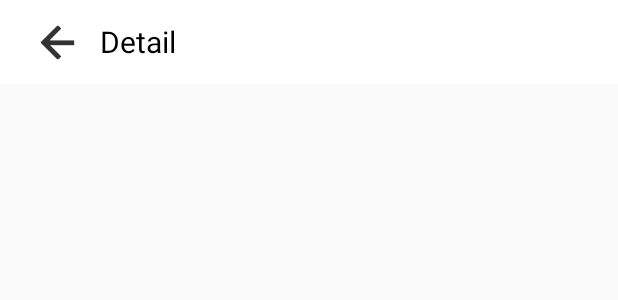
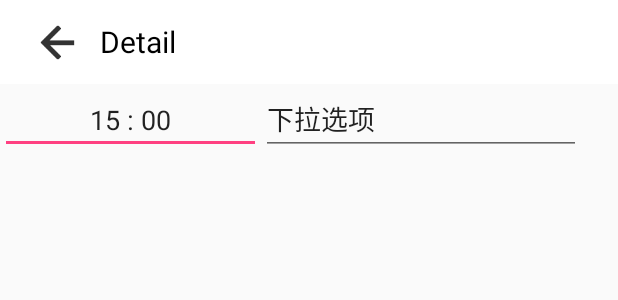
Before and after one commit to xuzhengyi1995/EG23_XU, an Android app: the layout activity_set_manuellement.xml on its own in the app's theme, with its tools: preview values and no code run, on a phone screen of 412 x 824 dp. Shown: the top 300 px of the screen. Run offline under Robolectric (Android 15) with nearby library versions, the phone set to English and light mode, and no system bars.

Commit message:
add little

```diff
--- a/app/src/main/res/layout/activity_set_manuellement.xml
+++ b/app/src/main/res/layout/activity_set_manuellement.xml
@@ -13,12 +13,42 @@
             app:layout_constraintBottom_toBottomOf="parent"
             app:layout_constraintLeft_toLeftOf="parent"
             app:layout_constraintRight_toRightOf="parent"
-            app:layout_constraintTop_toTopOf="parent">
+            app:layout_constraintTop_toTopOf="parent"
+            android:weightSum="1">
 
             <include layout="@layout/app_bar_other"
                 android:layout_height="wrap_content"
                 android:layout_width="match_parent"/>
 
+            <LinearLayout
+                android:layout_width="match_parent"
+                android:layout_height="match_parent"
+                android:layout_weight="0.30"
+                android:orientation="horizontal"
+                android:weightSum="1">
+
+                <EditText
+                    android:id="@+id/editText4"
+                    android:layout_width="174dp"
+                    android:layout_height="wrap_content"
+                    android:layout_weight="0.02"
+                    android:ems="10"
+                    android:inputType="time"
+                    android:text="15 : 00"
+                    android:textAlignment="center" />
+
+                <EditText
+                    android:id="@+id/editText5"
+                    android:layout_width="wrap_content"
+                    android:layout_height="wrap_content"
+                    android:layout_weight="0.02"
+                    android:ems="10"
+                    android:inputType="textPersonName"
+                    android:text="下拉选项" />
+
+            </LinearLayout>
+
 
         </LinearLayout>
+
 </android.support.constraint.ConstraintLayout>
```
Also changed, not shown: app/src/main/res/layout/activity_set_coup.xml (+38 -3 lines), app/src/main/res/layout/activity_status.xml (+49 -3 lines).
